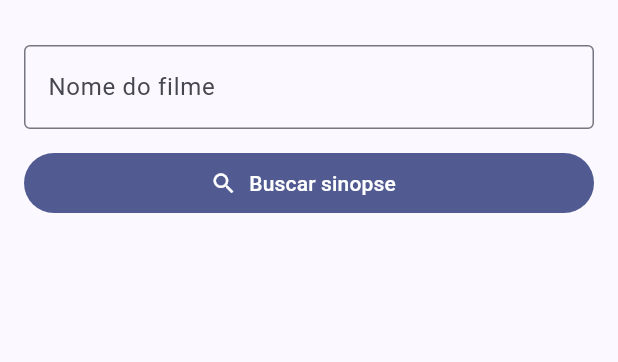
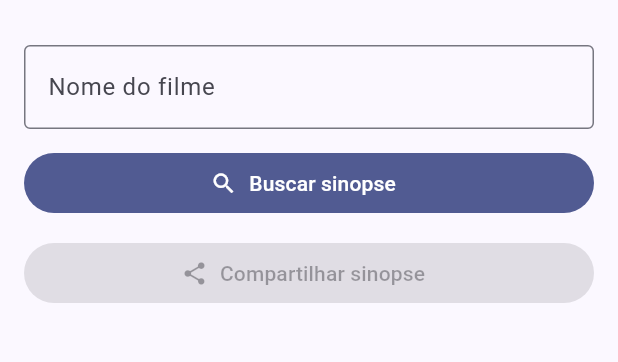
Before and after one commit to pdonizete/sinopse-filmes-flutter, a Flutter app: the screen it shows after launch, on a phone screen of 412 x 824 dp, the part 63-425 px from its top. Run offline on Flutter 3.47's test engine with Material 3 defaults, Android fonts, the phone set to English and light mode, and no system bars; our stand-ins replace flutter_secure_storage, share_plus, shared_preferences.

Commit message:
feat: adicionar compartilhamento da sinopse via share sheet

```diff
--- a/lib/screens/home_screen.dart
+++ b/lib/screens/home_screen.dart
@@ -4,10 +4,16 @@ import 'package:flutter/semantics.dart';
 import '../models/movie.dart';
 import '../services/movie_service.dart';
 import '../services/settings_service.dart';
+import '../services/share_service.dart';
 import 'settings_screen.dart';
 
 class HomeScreen extends StatefulWidget {
-  const HomeScreen({super.key});
+  const HomeScreen({
+    super.key,
+    ShareService shareService = const ShareService(),
+  }) : _shareService = shareService;
+
+  final ShareService _shareService;
 
   @override
   State<HomeScreen> createState() => _HomeScreenState();
@@ -79,6 +85,19 @@ class _HomeScreenState extends State<HomeScreen> {
     ).push(MaterialPageRoute<void>(builder: (_) => const SettingsScreen()));
   }
 
+  Future<void> _shareMovie() async {
+    final movie = _movie;
+    if (movie == null) {
+      if (!mounted) return;
+      ScaffoldMessenger.of(context).showSnackBar(
+        const SnackBar(content: Text('Busque um filme antes de compartilhar.')),
+      );
+      return;
+    }
+
+    await widget._shareService.shareMovie(movie);
+  }
+
   @override
   Widget build(BuildContext context) {
     return Scaffold(
@@ -140,6 +159,22 @@ class _HomeScreenState extends State<HomeScreen> {
                       label: const Text('Buscar sinopse'),
                     ),
                   ),
+                  const SizedBox(height: 12),
+                  Semantics(
+                    button: true,
+                    enabled: _movie != null,
+                    sortKey: const OrdinalSortKey(3),
+                    label: 'Compartilhar sinopse',
+                    hint: 'Compartilha título, ano e sinopse do filme carregado',
+                    child: Tooltip(
+                      message: 'Compartilhar sinopse',
+                      child: FilledButton.icon(
+                        onPressed: _movie == null ? null : _shareMovie,
+                        icon: const Icon(Icons.share),
+                        label: const Text('Compartilhar sinopse'),
+                      ),
+                    ),
+                  ),
                   const SizedBox(height: 24),
                   if (_isLoading)
                     Semantics(
--- a/pubspec.yaml
+++ b/pubspec.yaml
@@ -34,6 +34,7 @@ dependencies:
   http: ^1.2.2
   flutter_secure_storage: ^9.2.2
   shared_preferences: ^2.3.2
+  share_plus: ^10.1.4
 
 dev_dependencies:
   flutter_test:
```
Also changed, not shown: lib/services/share_service.dart (added, +19 -0 lines), pubspec.lock, 10 other files.
